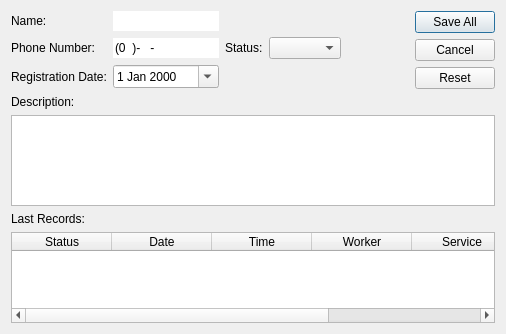
First picture: the form in windows/ClientDialog.ui, repository Azurchik/Crm, before the edit.
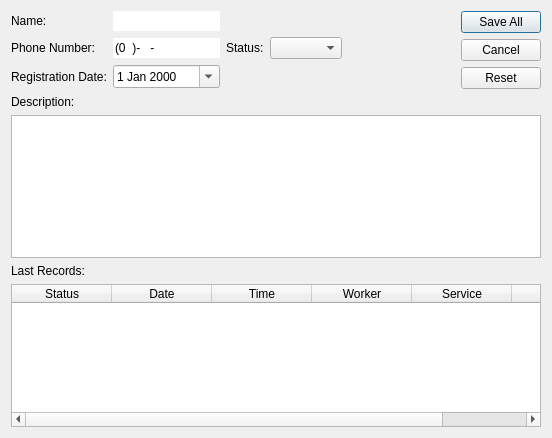
Second picture: the form after the edit.

Diff of the .ui file:
```diff
--- a/windows/ClientDialog.ui
+++ b/windows/ClientDialog.ui
@@ -6,8 +6,8 @@
    <rect>
     <x>0</x>
     <y>0</y>
-    <width>506</width>
-    <height>334</height>
+    <width>552</width>
+    <height>438</height>
    </rect>
   </property>
   <property name="windowTitle">
```
Left out of the diff: 4 changed lines with no effect on the pictures.
